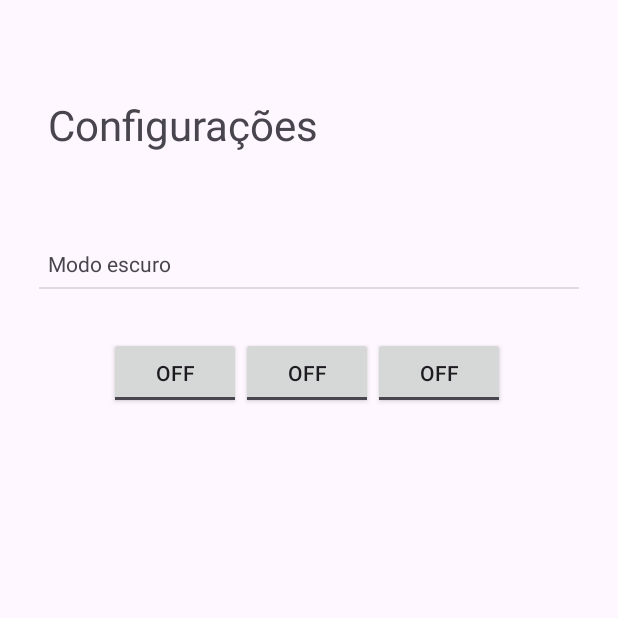
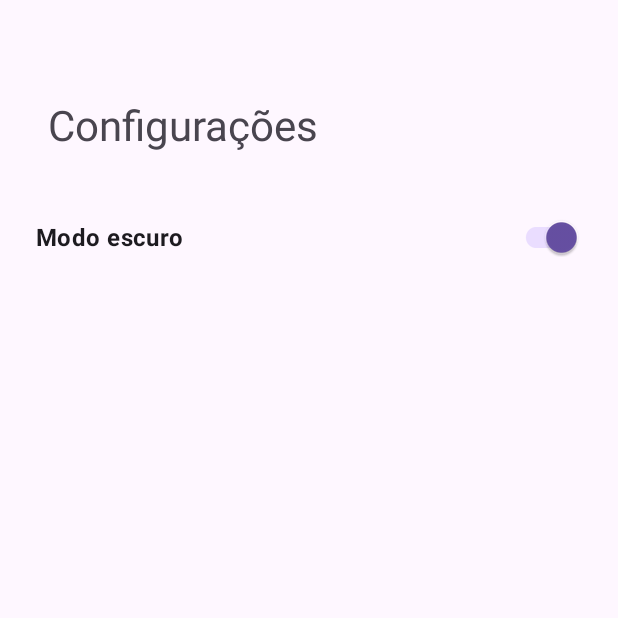
Before and after one commit to ranielschneider/currency-conversion, an Android app: the SettingsActivity screen opened directly, with no data from a screen before it, on a phone screen of 412 x 824 dp, the top half of it. Run offline under Robolectric (Android 15) with nearby library versions, the phone set to English and light mode, and no system bars.

Commit message:
Adicao de modo escuro e icone

```diff
--- a/app/src/main/AndroidManifest.xml
+++ b/app/src/main/AndroidManifest.xml
@@ -8,9 +8,9 @@
         android:allowBackup="true"
         android:dataExtractionRules="@xml/data_extraction_rules"
         android:fullBackupContent="@xml/backup_rules"
-        android:icon="@mipmap/ic_launcher"
+        android:icon="@drawable/cashapp_svgrepo_com"
         android:label="@string/app_name"
-        android:roundIcon="@mipmap/ic_launcher_round"
+        android:roundIcon="@drawable/cashapp_svgrepo_com"
         android:supportsRtl="true"
         android:theme="@style/Theme.Hacksprint"
         tools:targetApi="31">
--- a/app/src/main/java/com/example/hacksprint/MainActivity.kt
+++ b/app/src/main/java/com/example/hacksprint/MainActivity.kt
@@ -17,6 +17,8 @@ import androidx.activity.viewModels
 import androidx.appcompat.app.AppCompatActivity
 import androidx.core.view.ViewCompat
 import androidx.core.view.WindowInsetsCompat
+import com.example.hacksprint.database.hacksprint.ApiService
+import com.example.hacksprint.database.hacksprint.RetrofitClient
 import com.example.hacksprint.databinding.ActivityMainBinding
 import org.json.JSONArray
 import java.net.URL
--- a/app/src/main/java/com/example/hacksprint/SettingsActivity.kt
+++ b/app/src/main/java/com/example/hacksprint/SettingsActivity.kt
@@ -3,6 +3,7 @@ package com.example.hacksprint
 import android.os.Bundle
 import androidx.activity.enableEdgeToEdge
 import androidx.appcompat.app.AppCompatActivity
+import androidx.appcompat.app.AppCompatDelegate
 import androidx.core.view.ViewCompat
 import androidx.core.view.WindowInsetsCompat
 import com.example.hacksprint.databinding.SettingsBinding
@@ -12,7 +13,6 @@ class SettingsActivity : AppCompatActivity() {
     private lateinit var binding: SettingsBinding
 
     override fun onCreate(savedInstanceState: Bundle?) {
-
         super.onCreate(savedInstanceState)
 
         enableEdgeToEdge()
@@ -28,12 +28,20 @@ class SettingsActivity : AppCompatActivity() {
 
         supportActionBar?.setDisplayHomeAsUpEnabled(true)
 
+        val isDarkMode = AppCompatDelegate.getDefaultNightMode() == AppCompatDelegate.MODE_NIGHT_YES
+        binding.themeSwitch.isChecked = !isDarkMode
 
+        binding.themeSwitch.setOnCheckedChangeListener { _, isChecked ->
+            if (isChecked) {
+                AppCompatDelegate.setDefaultNightMode(AppCompatDelegate.MODE_NIGHT_YES)
+            } else {
+                AppCompatDelegate.setDefaultNightMode(AppCompatDelegate.MODE_NIGHT_NO)
+            }
+        }
     }
 
-
     override fun onSupportNavigateUp(): Boolean {
-        onBackPressedDispatcher
+        onBackPressedDispatcher.onBackPressed()
         return true
     }
 }
--- a/app/src/main/res/drawable/box_background.xml
+++ b/app/src/main/res/drawable/box_background.xml
@@ -6,7 +6,7 @@
     <corners android:radius="16dp" />
 
     <!-- White fill -->
-    <solid android:color="@android:color/white" />
+    <solid android:color="@android:color/transparent" />
 
     <!-- Optional gray stroke/border -->
     <stroke
--- a/app/src/main/res/layout/settings.xml
+++ b/app/src/main/res/layout/settings.xml
@@ -1,10 +1,8 @@
 <?xml version="1.0" encoding="utf-8"?>
 <androidx.constraintlayout.widget.ConstraintLayout xmlns:android="http://schemas.android.com/apk/res/android"
     xmlns:app="http://schemas.android.com/apk/res-auto"
-    xmlns:tools="http://schemas.android.com/tools"
     android:layout_width="match_parent"
     android:layout_height="match_parent">
-
 
     <TextView
         android:id="@+id/setting_title"
@@ -17,58 +15,19 @@
         app:layout_constraintStart_toStartOf="parent"
         app:layout_constraintTop_toTopOf="parent" />
 
-    <TextView
-        android:id="@+id/sub_head"
-        android:layout_width="wrap_content"
+
+
+    <androidx.appcompat.widget.SwitchCompat
+        android:id="@+id/themeSwitch"
+        android:layout_width="match_parent"
         android:layout_height="wrap_content"
-        android:layout_marginStart="32dp"
-        android:layout_marginTop="64dp"
+        android:layout_marginTop="32dp"
+        android:textStyle="bold"
+        android:textSize="16sp"
+        android:layout_marginHorizontal="24dp"
         android:text="@string/modo_escuro"
-        app:layout_constraintStart_toStartOf="parent"
-        app:layout_constraintTop_toBottomOf="@+id/setting_title" />
-
-    <View
-        android:id="@+id/divider"
-        android:layout_width="360dp"
-        android:layout_height="1dp"
-        android:layout_marginStart="32dp"
-        android:layout_marginTop="6dp"
-        android:layout_marginEnd="32dp"
-        android:background="?android:attr/listDivider"
         app:layout_constraintEnd_toEndOf="parent"
         app:layout_constraintStart_toStartOf="parent"
-        app:layout_constraintTop_toBottomOf="@+id/sub_head" />
-
-    <ToggleButton
-        android:id="@+id/toggleButton"
-        android:layout_width="wrap_content"
-        android:layout_height="wrap_content"
-        android:layout_marginStart="32dp"
-        android:layout_marginTop="32dp"
-        android:layout_marginEnd="32dp"
-        android:text="On"
-        app:layout_constraintEnd_toEndOf="parent"
-        app:layout_constraintHorizontal_bias="0.494"
-        app:layout_constraintStart_toStartOf="parent"
-        app:layout_constraintTop_toBottomOf="@+id/divider" />
-
-    <ToggleButton
-        android:id="@+id/toggleButton2"
-        android:layout_width="wrap_content"
-        android:layout_height="wrap_content"
-        android:layout_marginTop="32dp"
-        android:text="Off"
-        app:layout_constraintStart_toEndOf="@+id/toggleButton"
-        app:layout_constraintTop_toBottomOf="@+id/divider" />
-
-    <ToggleButton
-        android:id="@+id/toggleButton3"
-        android:layout_width="wrap_content"
-        android:layout_height="wrap_content"
-        android:layout_marginTop="32dp"
-        android:text="Auto"
-        app:layout_constraintEnd_toStartOf="@+id/toggleButton"
-        app:layout_constraintTop_toBottomOf="@+id/divider" />
-
+        app:layout_constraintTop_toBottomOf="@id/setting_title" />
 
 </androidx.constraintlayout.widget.ConstraintLayout>
```
Also changed, not shown: app/src/main/res/drawable/cashapp_svgrepo_com.xml (added, +9 -0 lines), app/src/main/res/layout/activity_main.xml (+4 -6 lines), app/src/main/res/values-night/strings.xml (+2 -6 lines), app/src/main/res/values/strings.xml (+2 -6 lines), app/src/main/app_icon-playstore.png (added).
